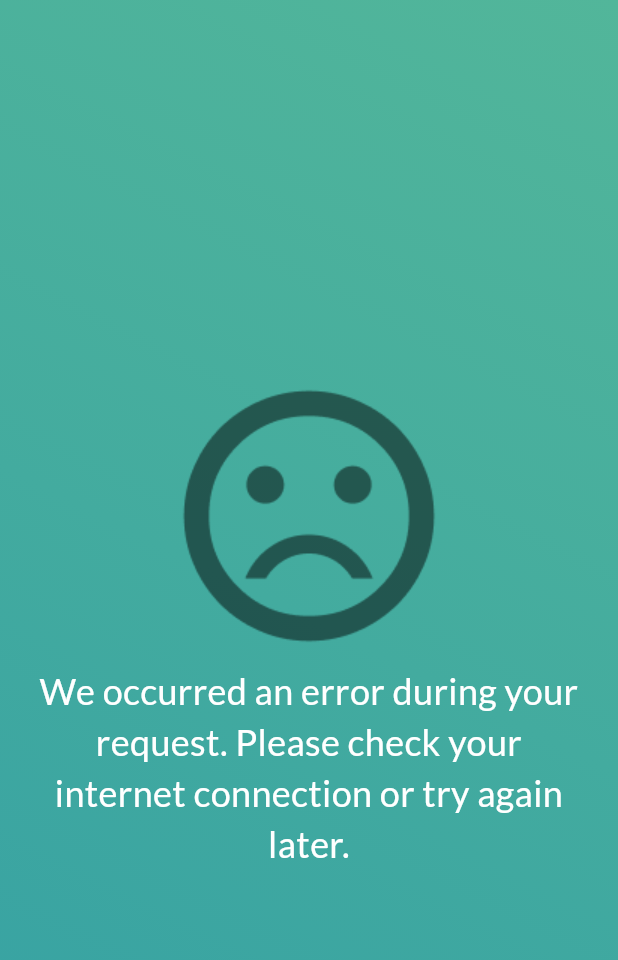
After one commit to koziej97/are-you-bored-flutter-app, a Flutter app: the ErrorScreen screen opened directly, on a phone screen of 412 x 824 dp. The commit adds this screen. Shown: the top 960 px of the screen. Run offline on Flutter 3.47's test engine with Material 2 defaults, Android fonts, the phone set to English and light mode, and no system bars; our stand-ins replace google_fonts, sliding_up_panel.

Commit message:
added ErrorScreen

```diff
--- /dev/null
+++ b/lib/presentation/error_screen.dart
@@ -0,0 +1,40 @@
+import 'package:flutter/material.dart';
+import 'package:google_fonts/google_fonts.dart';
+
+class ErrorScreen extends StatelessWidget {
+  const ErrorScreen({Key? key}) : super(key: key);
+
+  @override
+  Widget build(BuildContext context) {
+    return Scaffold(
+        body: Stack(fit: StackFit.expand, children: [
+      Container(
+        decoration: const BoxDecoration(
+            color: Color(0xffffffff),
+            gradient: LinearGradient(
+                begin: Alignment.topRight,
+                end: Alignment.bottomLeft,
+                colors: [Color(0xff52B69A), Color(0xff34A0A4)])),
+      ),
+      Align(
+          alignment: FractionalOffset.center,
+          child: Column(mainAxisAlignment: MainAxisAlignment.center, children: [
+            const Image(
+              image: AssetImage("assets/images/error_sad_emoji.png"),
+            ),
+            Padding(
+              padding: const EdgeInsets.symmetric(horizontal: 20.0),
+              child: Text(
+                "We occurred an error during your request. Please check your internet connection or try again later.",
+                textAlign: TextAlign.center,
+                style: GoogleFonts.lato(
+                    textStyle: const TextStyle(
+                        fontSize: 24.0,
+                        color: Colors.white,
+                        fontWeight: FontWeight.w400)),
+              ),
+            )
+          ]))
+    ]));
+  }
+}
--- a/lib/presentation/home_screen.dart
+++ b/lib/presentation/home_screen.dart
@@ -1,3 +1,4 @@
+import 'package:are_you_bored/presentation/error_screen.dart';
 import 'package:are_you_bored/presentation/loading_activity_screen.dart';
 import 'package:flutter/material.dart';
 import 'package:google_fonts/google_fonts.dart';
@@ -25,10 +26,13 @@ class HomeScreen extends StatelessWidget {
         alignment: FractionalOffset.center,
         child: InkWell(
             onTap: () {
-            Navigator.push(context,
-                MaterialPageRoute(builder: (context) => const LoadingActivityScreen()));
+              Navigator.push(
+                  context,
+                  MaterialPageRoute(
+                      builder: (context) => const ErrorScreen()));
             },
-          child: Column(mainAxisAlignment: MainAxisAlignment.center, children: [
+            child:
+                Column(mainAxisAlignment: MainAxisAlignment.center, children: [
               CircleAvatar(
                   radius: 126.0,
                   backgroundColor: Colors.white,
@@ -65,15 +69,15 @@ class HomeScreen extends StatelessWidget {
                         color: Colors.white,
                         fontWeight: FontWeight.w300)),
               ),
-          ])),),
+            ])),
+      ),
       SlidingUpPanel(
           minHeight: 60,
           maxHeight: 300,
           borderRadius: const BorderRadius.only(
               topLeft: Radius.circular(20), topRight: Radius.circular(20)),
-          panel: Stack(fit: StackFit.expand, children: const [
-            SlidingUpPanelScreen()
-          ]))
+          panel: Stack(
+              fit: StackFit.expand, children: const [SlidingUpPanelScreen()]))
     ]));
   }
 }
--- a/pubspec.yaml
+++ b/pubspec.yaml
@@ -64,6 +64,9 @@ flutter:
   #   - images/a_dot_burr.jpeg
   #   - images/a_dot_ham.jpeg
 
+  assets:
+    - assets/images/
+
   # An image asset can refer to one or more resolution-specific "variants", see
   # https://flutter.dev/assets-and-images/#resolution-aware
 
```
Also changed, not shown: assets/images/error_sad_emoji.png (added). Lines whose indentation alone changed are shown as unchanged.
